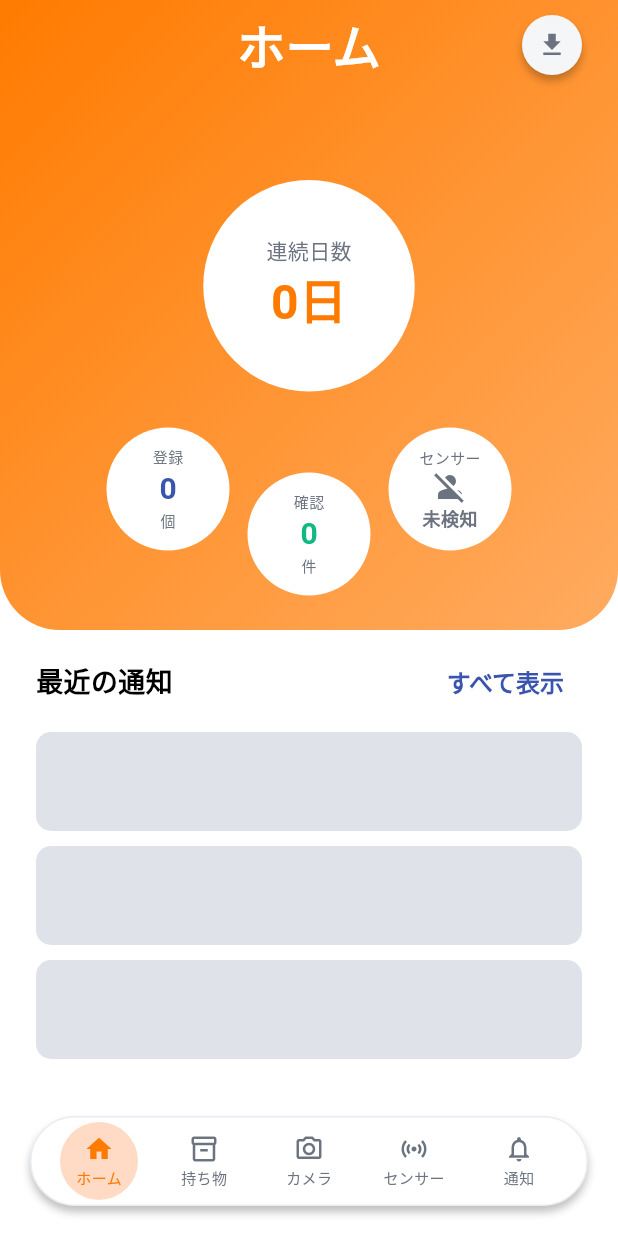
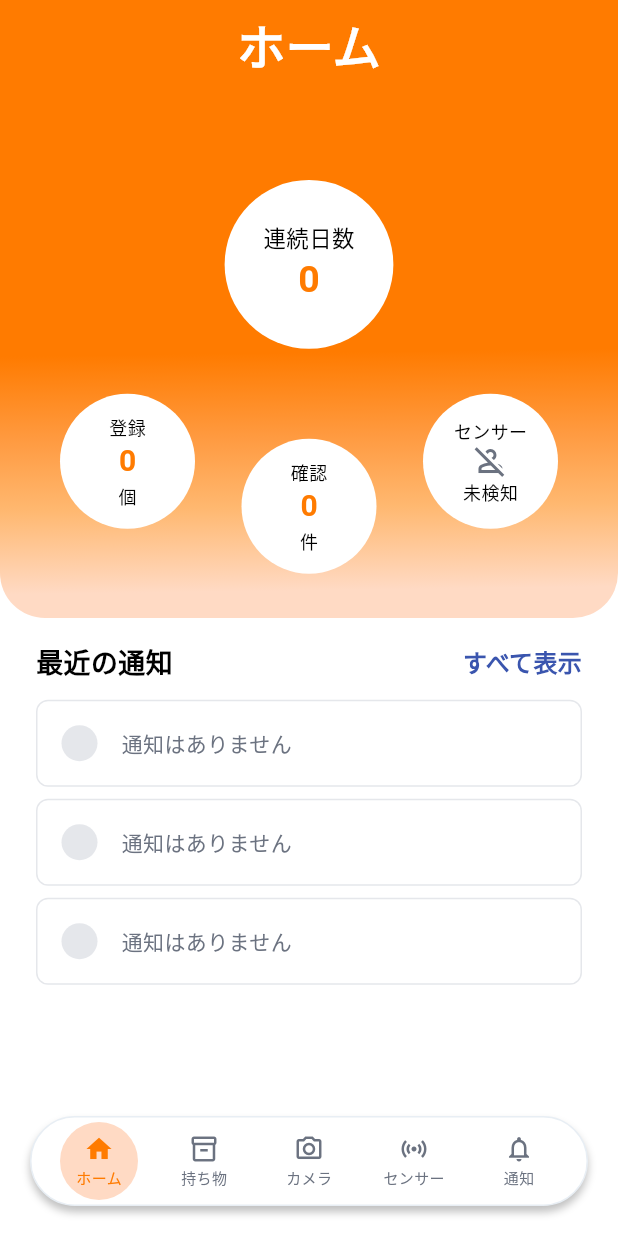
Before and after one commit to Aki0615/wasurenbo-test, a Flutter app: the screen it shows after launch, on a phone screen of 412 x 824 dp. Run offline on Flutter 3.47's test engine with Material 3 defaults, Android fonts, the phone set to English and light mode, and no system bars; our stand-ins replace flutter_local_notifications, go_router, shared_preferences, timezone; Roboto replaces fonts that are missing (LINESeedJP).

Commit message:
refactor: ホーム画面UIを改善 - メニューボタン削除、通知カードレイアウト修正、グラデーション滑らか化

```diff
--- a/lib/screens/home_screen.dart
+++ b/lib/screens/home_screen.dart
@@ -11,31 +11,34 @@ class HomeScreen extends StatelessWidget {
   Widget build(BuildContext context) {
     final appState = context.watch<AppState>();
     final screenWidth = MediaQuery.of(context).size.width;
+    final screenHeight = MediaQuery.of(context).size.height;
 
     return Container(
       color: Colors.white,
       child: Stack(
         children: [
           // === 背景グラデーションヘッダー ===
-          // 左上から右下への斜めグラデーション（デザイン画像に合わせて）
           Positioned(
             left: 0,
             top: 0,
             right: 0,
-            height: 420, // 円のエリアをカバーするために下まで拡張
+            height: screenHeight * 0.5, // 画面の約50%
             child: Container(
               decoration: const BoxDecoration(
                 gradient: LinearGradient(
-                  begin: Alignment.topLeft,
-                  end: Alignment.bottomRight,
+                  begin: Alignment(0.83, 0.13),
+                  end: Alignment(0.84, 0.90),
                   colors: [
-                    Color(0xFFFF7B00), // 左上のオレンジ
-                    Color(0xFFFFAB60), // 右下の明るいピーチオレンジ
+                    Color(0xFFFF7B00),
+                    Color(0xFFFF9A40),
+                    Color(0xFFFFB870),
+                    Color(0xFFFFDAC4),
                   ],
+                  stops: [0.0, 0.35, 0.65, 1.0],
                 ),
                 borderRadius: BorderRadius.only(
-                  bottomLeft: Radius.circular(40),
-                  bottomRight: Radius.circular(40),
+                  bottomLeft: Radius.circular(30),
+                  bottomRight: Radius.circular(30),
                 ),
               ),
             ),
@@ -48,14 +51,15 @@ class HomeScreen extends StatelessWidget {
             right: 0,
             child: SafeArea(
               bottom: false,
-              child: Container(
-                height: 60, // 他のセクションと同じ高さ
+              child: Padding(
                 padding: const EdgeInsets.symmetric(horizontal: 24),
-                child: Stack(
-                  alignment: Alignment.center,
+                child: SizedBox(
+                  height: 60,
+                  child: Row(
                     children: [
-                    // 中央揃えのタイトル
-                    const Center(
+                      // 中央のタイトル
+                      const Expanded(
+                        child: Center(
                           child: Text(
                             'ホーム',
                             style: TextStyle(
@@ -66,52 +70,25 @@ class HomeScreen extends StatelessWidget {
                             ),
                           ),
                         ),
-                    // 右側のアイコン
-                    Positioned(
-                      right: 0,
-                      child: Container(
-                        width: 40,
-                        height: 40,
-                        decoration: const ShapeDecoration(
-                          color: Color(0xFFF4F6F7),
-                          shape: OvalBorder(),
-                          shadows: [
-                            BoxShadow(
-                              color: Color(0x3F000000),
-                              blurRadius: 4,
-                              offset: Offset(0, 4),
-                              spreadRadius: 0,
-                            )
-                          ],
-                        ),
-                        child: const Icon(
-                          Icons.download,
-                          size: 20,
-                          color: Color(0xFF6B7280),
-                        ),
-                      ),
                       ),
                     ],
                   ),
                 ),
               ),
             ),
+          ),
 
-          // === メイン統計円 ===
+          // === 統計円エリア ===
           Positioned(
-            top: 100,
+            top: 120,
             left: 0,
             right: 0,
-            height: 320,
-            child: Stack(
-              alignment: Alignment.topCenter,
+            child: Column(
               children: [
                 // 大きな円（連続日数）
-                Positioned(
-                  top: 20,
-                  child: Container(
-                    width: 141,
-                    height: 141,
+                Container(
+                  width: 112.5,
+                  height: 112.5,
                   decoration: const ShapeDecoration(
                     color: Colors.white,
                     shape: OvalBorder(),
@@ -122,17 +99,17 @@ class HomeScreen extends StatelessWidget {
                       const Text(
                         '連続日数',
                         style: TextStyle(
-                            color: Color(0xFF6B7280),
-                            fontSize: 14,
+                          color: Colors.black,
+                          fontSize: 15,
                           fontFamily: 'LINESeedJP',
                           fontWeight: FontWeight.w400,
                         ),
                       ),
                       Text(
-                          '${appState.consecutiveDaysWithoutForgetting}日',
+                        '${appState.consecutiveDaysWithoutForgetting}',
                         style: const TextStyle(
                           color: Color(0xFFFF7B00),
-                            fontSize: 32,
+                          fontSize: 25,
                           fontFamily: 'LINESeedJP',
                           fontWeight: FontWeight.w700,
                         ),
@@ -140,74 +117,32 @@ class HomeScreen extends StatelessWidget {
                     ],
                   ),
                 ),
-                ),
-                // 小さな円（左）- 登録アイテム
-                Positioned(
-                  top: 185,
-                  left: screenWidth * 0.5 - 135,
-                  child: _buildSmallStatsCircle(
+                const SizedBox(height: 30),
+                // 小さな統計円（3つ横並び）
+                Padding(
+                  padding: const EdgeInsets.symmetric(horizontal: 40),
+                  child: Row(
+                    mainAxisAlignment: MainAxisAlignment.spaceBetween,
+                    children: [
+                      // 登録
+                      _buildSmallStatsCircle(
                         label: '登録',
                         value: '${appState.items.length}',
                         unit: '個',
-                    color: const Color(0xFF3A55AE),
                       ),
-                ),
-                // 小さな円（中央）- 今日の確認
-                Positioned(
-                  top: 215,
+                      // 確認（少し下にオフセット）
+                      Transform.translate(
+                        offset: const Offset(0, 30),
                         child: _buildSmallStatsCircle(
                           label: '確認',
                           value:
                               '${appState.items.where((i) => i.isRequired).length}',
                           unit: '件',
-                    color: const Color(0xFF10B981),
                         ),
                       ),
-                // 小さな円（右）- センサー
-                Positioned(
-                  top: 185,
-                  left: screenWidth * 0.5 + 53,
-                  child: Container(
-                    width: 82,
-                    height: 82,
-                    decoration: const ShapeDecoration(
-                      color: Colors.white,
-                      shape: OvalBorder(),
-                    ),
-                    child: Column(
-                      mainAxisAlignment: MainAxisAlignment.center,
-                      children: [
-                        const Text(
-                          'センサー',
-                          style: TextStyle(
-                            color: Color(0xFF6B7280),
-                            fontSize: 10,
-                            fontFamily: 'LINESeedJP',
-                            fontWeight: FontWeight.w400,
-                          ),
-                        ),
-                        Icon(
-                          appState.sensorStatus.isPersonPresent
-                              ? Icons.person
-                              : Icons.person_off,
-                          color: appState.sensorStatus.isPersonPresent
-                              ? const Color(0xFF10B981)
-                              : const Color(0xFF6B7280),
-                          size: 24,
-                        ),
-                        Text(
-                          appState.sensorStatus.isPersonPresent ? '検知中' : '未検知',
-                          style: TextStyle(
-                            color: appState.sensorStatus.isPersonPresent
-                                ? const Color(0xFF10B981)
-                                : const Color(0xFF6B7280),
-                            fontSize: 12,
-                            fontFamily: 'LINESeedJP',
-                            fontWeight: FontWeight.w700,
-                          ),
-                        ),
+                      // センサー
+                      _buildSensorCircle(appState),
                     ],
-                    ),
                   ),
                 ),
               ],
@@ -216,10 +151,10 @@ class HomeScreen extends StatelessWidget {
 
           // === 最近の通知セクション ===
           Positioned(
-            top: 430,
+            top: screenHeight * 0.52,
             left: 24,
             right: 24,
-            bottom: 100, // ScaffoldWithBottomNavBarのナビバー用スペース確保
+            bottom: 100,
             child: Column(
               crossAxisAlignment: CrossAxisAlignment.start,
               children: [
@@ -236,8 +171,8 @@ class HomeScreen extends StatelessWidget {
                         fontWeight: FontWeight.w700,
                       ),
                     ),
-                    TextButton(
-                      onPressed: () {
+                    GestureDetector(
+                      onTap: () {
                         // すべて表示のアクション
                       },
                       child: const Text(
@@ -252,7 +187,7 @@ class HomeScreen extends StatelessWidget {
                     ),
                   ],
                 ),
-                const SizedBox(height: 10),
+                const SizedBox(height: 12),
                 // 通知リスト
                 Expanded(
                   child: ListView(
@@ -260,9 +195,7 @@ class HomeScreen extends StatelessWidget {
                     children: appState.notifications.isEmpty
                         ? [
                             _buildEmptyNotification(),
-                            const SizedBox(height: 10),
                             _buildEmptyNotification(),
-                            const SizedBox(height: 10),
                             _buildEmptyNotification(),
                           ]
                         : appState.notifications
@@ -274,8 +207,6 @@ class HomeScreen extends StatelessWidget {
               ],
             ),
           ),
-
-          // カスタムナビゲーションバーはScaffoldWithBottomNavBarで提供されるため、ここでは不要
         ],
       ),
     );
@@ -286,11 +217,10 @@ class HomeScreen extends StatelessWidget {
     required String label,
     required String value,
     required String unit,
-    required Color color,
   }) {
     return Container(
-      width: 82,
-      height: 82,
+      width: 90,
+      height: 90,
       decoration: const ShapeDecoration(
         color: Colors.white,
         shape: OvalBorder(),
@@ -301,16 +231,16 @@ class HomeScreen extends StatelessWidget {
           Text(
             label,
             style: const TextStyle(
-              color: Color(0xFF6B7280),
-              fontSize: 10,
+              color: Colors.black,
+              fontSize: 12,
               fontFamily: 'LINESeedJP',
               fontWeight: FontWeight.w400,
             ),
           ),
           Text(
             value,
-            style: TextStyle(
-              color: color,
+            style: const TextStyle(
+              color: Color(0xFFFF7B00),
               fontSize: 20,
               fontFamily: 'LINESeedJP',
               fontWeight: FontWeight.w700,
@@ -319,8 +249,50 @@ class HomeScreen extends StatelessWidget {
           Text(
             unit,
             style: const TextStyle(
-              color: Color(0xFF6B7280),
-              fontSize: 10,
+              color: Colors.black,
+              fontSize: 12,
+              fontFamily: 'LINESeedJP',
+              fontWeight: FontWeight.w400,
+            ),
+          ),
+        ],
+      ),
+    );
+  }
+
+  /// センサー状態の円
+  Widget _buildSensorCircle(AppState appState) {
+    final isDetected = appState.sensorStatus.isPersonPresent;
+    return Container(
+      width: 90,
+      height: 90,
+      decoration: const ShapeDecoration(
+        color: Colors.white,
+        shape: OvalBorder(),
+      ),
+      child: Column(
+        mainAxisAlignment: MainAxisAlignment.center,
+        children: [
+          const Text(
+            'センサー',
+            style: TextStyle(
+              color: Colors.black,
+              fontSize: 12,
+              fontFamily: 'LINESeedJP',
+              fontWeight: FontWeight.w400,
+            ),
+          ),
+          Icon(
+            isDetected ? Icons.person : Icons.person_off_outlined,
+            size: 24,
+            color:
+                isDetected ? const Color(0xFF22C55E) : const Color(0xFF6B7280),
+          ),
+          Text(
+            isDetected ? '検知中' : '未検知',
+            style: const TextStyle(
+              color: Colors.black,
+              fontSize: 12,
               fontFamily: 'LINESeedJP',
               fontWeight: FontWeight.w400,
             ),
@@ -334,50 +306,77 @@ class HomeScreen extends StatelessWidget {
   Widget _buildEmptyNotification() {
     return Container(
       width: double.infinity,
-      height: 66,
+      margin: const EdgeInsets.only(bottom: 8),
+      padding: const EdgeInsets.all(16),
       decoration: ShapeDecoration(
-        color: const Color(0xFFDFE3E9),
+        color: Colors.white,
         shape: RoundedRectangleBorder(
-          borderRadius: BorderRadius.circular(10),
+          side: const BorderSide(width: 1, color: Color(0xFFE5E7EB)),
+          borderRadius: BorderRadius.circular(8),
         ),
+      ),
+      child: Row(
+        children: [
+          Container(
+            width: 24,
+            height: 24,
+            decoration: const BoxDecoration(
+              color: Color(0xFFE5E7EB),
+              shape: BoxShape.circle,
+            ),
+          ),
+          const SizedBox(width: 16),
+          const Expanded(
+            child: Text(
+              '通知はありません',
+              style: TextStyle(
+                color: Color(0xFF6B7280),
+                fontSize: 14,
+                fontFamily: 'LINESeedJP',
+                fontWeight: FontWeight.w400,
+              ),
+            ),
+          ),
+        ],
       ),
     );
   }
 
-  /// 通知カードを構築するヘルパーメソッド（通知セクションと同じスタイル）
+  /// 通知カードを構築するヘルパーメソッド
   Widget _buildNotificationCard(dynamic notification) {
-    // 通知タイプに応じた色とバッジ設定
     Color badgeBgColor;
     Color badgeTextColor;
     String badgeText;
-    IconData iconData;
+    String iconAsset; // 画像アセットのパス
 
     final message = notification.message as String;
+    // 成功判定（「忘れ物なし」または「成功」を含む）
     if (message.contains('忘れ物なし') || message.contains('成功')) {
-      // 成功タイプ
       badgeBgColor = const Color(0xFFBEFFD6);
       badgeTextColor = const Color(0xFF22C55E);
       badgeText = '成功';
-      iconData = Icons.check_circle_outline;
-    } else if (message.contains('忘れ物') || message.contains('警告')) {
-      // 警告タイプ
+      iconAsset = 'assets/icons/success_icon.png';
+      // 警告判定（「忘れている」「忘れ物をしている」「可能性」「警告」を含む）
+    } else if (message.contains('忘れている') ||
+        message.contains('忘れ物をしている') ||
+        message.contains('可能性') ||
+        message.contains('警告')) {
       badgeBgColor = const Color(0xFFFFEFB2);
       badgeTextColor = const Color(0xFFFFA500);
       badgeText = '警告';
-      iconData = Icons.warning_amber_outlined;
+      iconAsset = 'assets/icons/warning_icon.png'; // 画像アセットを使用
+      // それ以外は情報
     } else {
-      // 情報タイプ
       badgeBgColor = const Color(0xFFC1E5FF);
       badgeTextColor = const Color(0xFF26A5FF);
       badgeText = '情報';
-      iconData = Icons.info_outline;
+      iconAsset = 'assets/icons/info_icon.png';
     }
 
     return Container(
       width: double.infinity,
-      height: 80,
-      margin: const EdgeInsets.only(bottom: 10),
-      padding: const EdgeInsets.all(12),
+      margin: const EdgeInsets.only(bottom: 8),
+      padding: const EdgeInsets.all(16),
       decoration: ShapeDecoration(
         color: Colors.white,
         shape: RoundedRectangleBorder(
@@ -389,35 +388,45 @@ class HomeScreen extends StatelessWidget {
         ),
       ),
       child: Row(
-        crossAxisAlignment: CrossAxisAlignment.start,
+        crossAxisAlignment: CrossAxisAlignment.center,
         children: [
           // アイコン
-          Icon(
-            iconData,
-            size: 20,
-            color: badgeTextColor,
+          Image.asset(
+            iconAsset,
+            width: 30,
+            height: 30,
           ),
           const SizedBox(width: 12),
-          // テキストとバッジ
+          // テキストエリア
           Expanded(
             child: Column(
               crossAxisAlignment: CrossAxisAlignment.start,
               mainAxisAlignment: MainAxisAlignment.center,
               children: [
+                // メッセージ
                 Text(
                   message,
-                  maxLines: 1,
-                  overflow: TextOverflow.ellipsis,
                   style: const TextStyle(
                     color: Color(0xFF374151),
                     fontSize: 14,
                     fontFamily: 'LINESeedJP',
                     fontWeight: FontWeight.w400,
+                    height: 1.20,
                   ),
                 ),
                 const SizedBox(height: 4),
-                Row(
-                  children: [
+                // 日時
+                Text(
+                  _formatDateTime(notification.timestamp as DateTime),
+                  style: const TextStyle(
+                    color: Color(0xFF374151),
+                    fontSize: 12,
+                    fontFamily: 'LINESeedJP',
+                    fontWeight: FontWeight.w400,
+                    height: 1.20,
+                  ),
+                ),
+                const SizedBox(height: 6),
                 // バッジ
                 Container(
                   height: 16,
@@ -429,6 +438,7 @@ class HomeScreen extends StatelessWidget {
                     ),
                   ),
                   child: Center(
+                    widthFactor: 1,
                     child: Text(
                       badgeText,
                       style: TextStyle(
@@ -436,22 +446,10 @@ class HomeScreen extends StatelessWidget {
                         fontSize: 8,
                         fontFamily: 'LINESeedJP',
                         fontWeight: FontWeight.w700,
+                        height: 1.0,
                       ),
                     ),
                   ),
-                    ),
-                    const SizedBox(width: 8),
-                    // 日時
-                    Text(
-                      _formatDateTime(notification.timestamp as DateTime),
-                      style: const TextStyle(
-                        color: Color(0xFF6B7280),
-                        fontSize: 10,
-                        fontFamily: 'LINESeedJP',
-                        fontWeight: FontWeight.w400,
-                      ),
-                    ),
-                  ],
                 ),
               ],
             ),
@@ -462,6 +460,6 @@ class HomeScreen extends StatelessWidget {
   }
 
   String _formatDateTime(DateTime dateTime) {
-    return '${dateTime.month}/${dateTime.day} ${dateTime.hour.toString().padLeft(2, '0')}:${dateTime.minute.toString().padLeft(2, '0')}';
+    return '${dateTime.year}/${dateTime.month.toString().padLeft(2, '0')}/${dateTime.day.toString().padLeft(2, '0')} ${dateTime.hour.toString().padLeft(2, '0')}:${dateTime.minute.toString().padLeft(2, '0')}:${dateTime.second.toString().padLeft(2, '0')}';
   }
 }
```
Lines whose indentation alone changed are shown as unchanged.
